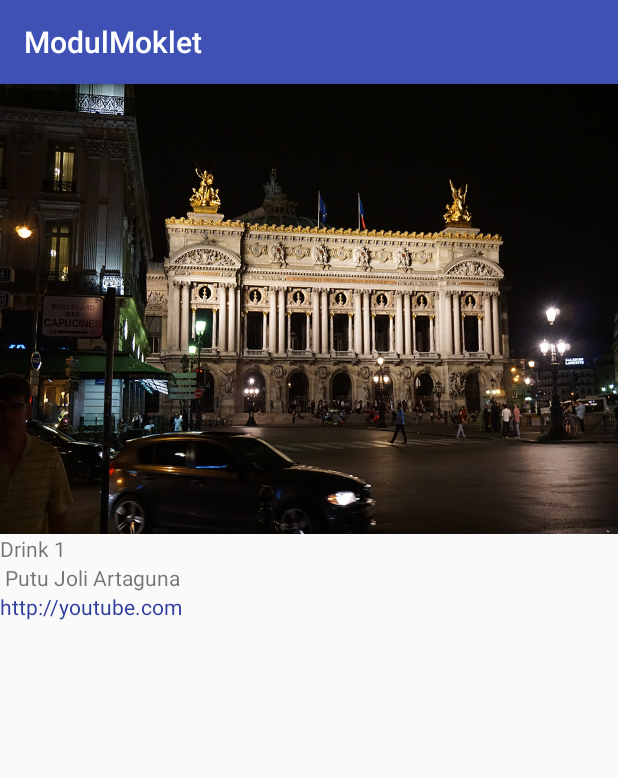
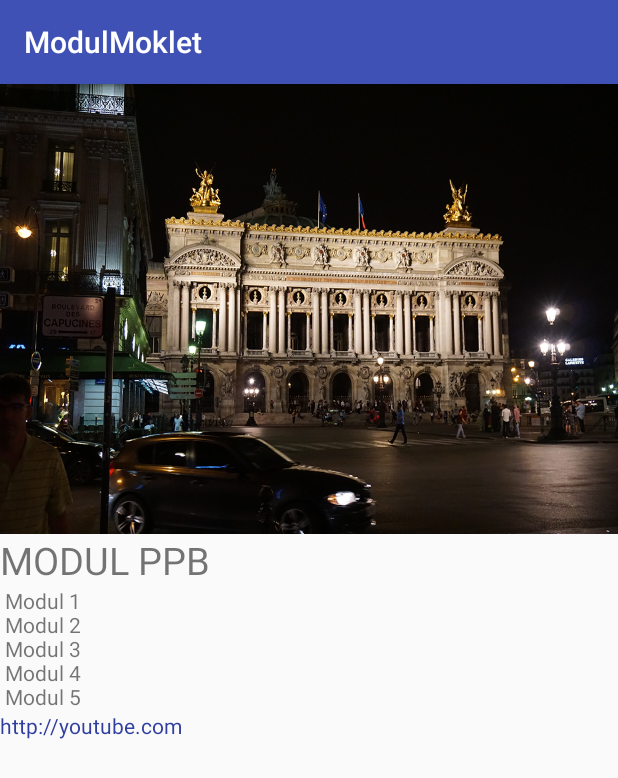
Before and after one commit to herlambangsb/ModulMoklet, an Android app: the screen it shows after launch (SecondActivity), after a tap on an icon or button, on a phone screen of 412 x 824 dp. Shown: the top 778 px of the screen. Run offline under Robolectric (Android 15) with nearby library versions, the phone set to English and light mode, and no system bars.

Commit message:
Isi Commit

```diff
--- a/app/src/main/java/id/sch/smktelkom_mlg/project/xirpl209182736/modulmoklet/MainActivity.java
+++ b/app/src/main/java/id/sch/smktelkom_mlg/project/xirpl209182736/modulmoklet/MainActivity.java
@@ -23,12 +23,10 @@ public class MainActivity extends AppCompatActivity {
         mRecyclerView = (RecyclerView) findViewById(R.id.recyclerview);
 
         mList = new ArrayList<>();
-        mList.add(new ImageModel(String.valueOf(R.drawable.a), "Drink 1", " Putu Joli Artaguna", "http://youtube.com"));
-        mList.add(new ImageModel(String.valueOf(R.drawable.b), "Drink 2", " putu guna", "This is the best drink in the world."));
-        mList.add(new ImageModel(String.valueOf(R.drawable.c), "Drink 3", " Putu Guna", "This is the best drink in the world."));
-        mList.add(new ImageModel(String.valueOf(R.drawable.d), "Drink 4", " Putu Guna", "This is the best drink in the world."));
-        mList.add(new ImageModel(String.valueOf(R.drawable.e), "Drink 5", " Putu Guna", "This is the best drink in the world."));
-        mList.add(new ImageModel(String.valueOf(R.drawable.f), "Packet 1", " putuguna.com", "This is the best packet in the world."));
+        mList.add(new ImageModel(String.valueOf(R.drawable.a), "MODUL PPB", " Modul 1 \n Modul 2 \n Modul 3 \n Modul 4 \n Modul 5", "http://youtube.com"));
+        mList.add(new ImageModel(String.valueOf(R.drawable.b), "MODUL PBO", " Modul 1 \n Modul 2 \n Modul 3 \n Modul 4 \n Modul 5", "."));
+        mList.add(new ImageModel(String.valueOf(R.drawable.c), "MODUL PWD", " Modul 1 \n Modul 2 \n Modul 3 \n Modul 4 \n Modul 5", "This is the best drink in the world."));
+        mList.add(new ImageModel(String.valueOf(R.drawable.d), "MODUL DESKTOP", " Modul 1 \n Modul 2 \n Modul 3 \n Modul 4 \n Modul 5", "This is the best drink in the world."));
 
 
         mAdapter = new ImageAdapter(mList, this);
--- a/app/src/main/res/layout/activity_detail_layout.xml
+++ b/app/src/main/res/layout/activity_detail_layout.xml
@@ -15,7 +15,9 @@
         android:id="@+id/name_image"
         android:layout_width="match_parent"
         android:layout_height="wrap_content"
-        android:text="Name Of Image" />
+        android:text="Name Of Image"
+        android:textIsSelectable="false"
+        android:textSize="25dp" />
 
     <TextView
         android:id="@+id/name_owner"
```
Also changed, not shown: app/src/main/res/drawable/e.png (deleted), app/src/main/res/drawable/f.png (deleted).
